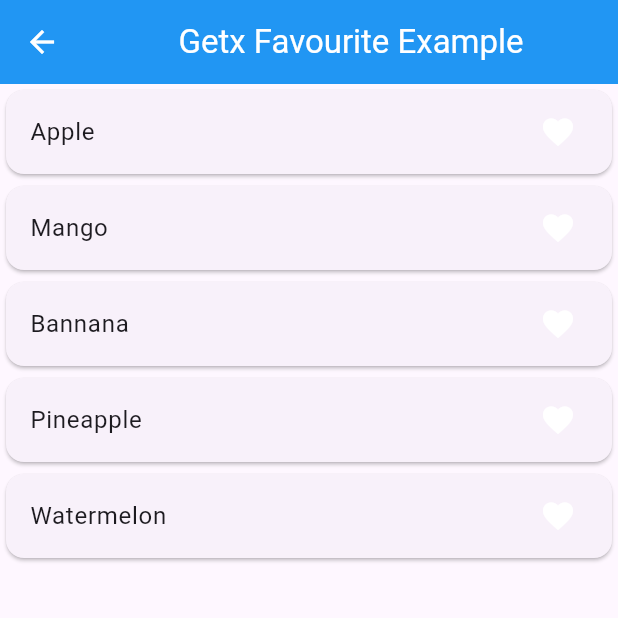
After one commit to Amankhan044/GetX, a Flutter app: the screen it shows after launch, after a tap on "GetX Favourite Example", on a phone screen of 412 x 824 dp, the top half of it. The commit adds this screen. Run offline on Flutter 3.47's test engine with Material 3 defaults, Android fonts, the phone set to English and light mode, and no system bars; our stand-ins replace get.

Commit message:
switch/slider/favourite/counter examples

```diff
--- /dev/null
+++ b/lib/controllers/favourite_controller.dart
@@ -0,0 +1,16 @@
+import 'package:get/get.dart';
+
+class FavouriteController extends GetxController {
+  RxList<String> fruitItems =
+      <String>['Apple', 'Mango', 'Bannana', 'Pineapple', 'Watermelon'].obs;
+
+  RxList<dynamic> favouriteList = <dynamic>[].obs;
+
+  void addFavouriteItem(String value) {
+    favouriteList.add(value);
+  }
+
+  void removeFavouriteItem(String value) {
+    favouriteList.remove(value);
+  }
+}
--- /dev/null
+++ b/lib/examples/favourite_example.dart
@@ -0,0 +1,53 @@
+import 'package:flutter/material.dart';
+import 'package:flutter_getx/controllers/favourite_controller.dart';
+import 'package:get/get.dart';
+
+class FavouriteExample extends StatelessWidget {
+  const FavouriteExample({super.key});
+
+  @override
+  Widget build(BuildContext context) {
+    final FavouriteController favouriteController =
+        Get.put(FavouriteController());
+
+    return SafeArea(
+        child: Scaffold(
+      appBar: AppBar(
+        backgroundColor: Colors.blue,
+        foregroundColor: Colors.white,
+        title: Center(child: Text('Getx Favourite Example')),
+      ),
+      body: ListView.builder(
+        itemCount: favouriteController.fruitItems.length,
+        itemBuilder: (context, index) {
+          return InkWell(
+            onTap: () {
+              if (favouriteController.favouriteList
+                  .contains(favouriteController.fruitItems[index].toString())) {
+                favouriteController.removeFavouriteItem(
+                    favouriteController.fruitItems[index].toString());
+              } else {
+                favouriteController.addFavouriteItem(
+                    favouriteController.fruitItems[index].toString());
+              }
+            },
+            child: Card(
+              child: ListTile(
+                title: Text(favouriteController.fruitItems[index].toString()),
+                trailing: Obx(
+                  () => Icon(
+                    Icons.favorite,
+                    color: favouriteController.favouriteList.contains(
+                            favouriteController.fruitItems[index].toString())
+                        ? Colors.red
+                        : Colors.white,
+                  ),
+                ),
+              ),
+            ),
+          );
+        },
+      ),
+    ));
+  }
+}
--- a/lib/views/home_view.dart
+++ b/lib/views/home_view.dart
@@ -1,4 +1,8 @@
 import 'package:flutter/material.dart';
+import 'package:flutter_getx/examples/counter_example.dart';
+import 'package:flutter_getx/examples/favourite_example.dart';
+import 'package:flutter_getx/examples/slider_example.dart';
+import 'package:flutter_getx/examples/switch_example.dart';
 import 'package:flutter_getx/views/screenone_view.dart';
 import 'package:get/get.dart';
 
@@ -99,6 +103,42 @@ class _HomeViewState extends State<HomeView> {
               },
             ),
           ),
+          Card(
+            child: ListTile(
+              title: Text("GetX Counter "),
+              subtitle: Text("Example"),
+              onTap: () {
+                Get.to(CounterExample());
+              },
+            ),
+          ),
+          Card(
+            child: ListTile(
+              title: Text("GetX Slider Example "),
+              subtitle: Text("Go to Slider View"),
+              onTap: () {
+                Get.to(SliderExample());
+              },
+            ),
+          ),
+          Card(
+            child: ListTile(
+              title: Text("GetX Switch Example "),
+              subtitle: Text("Go to Switch View"),
+              onTap: () {
+                Get.to(() => SwitchExample());
+              },
+            ),
+          ),
+          Card(
+            child: ListTile(
+              title: Text("GetX Favourite Example "),
+              subtitle: Text("Go to Favourite View"),
+              onTap: () {
+                Get.to(() => FavouriteExample());
+              },
+            ),
+          ),
           Expanded(
               child: TextButton(
                   onPressed: () {
--- a/lib/views/screen_two.dart
+++ b/lib/views/screen_two.dart
@@ -50,6 +50,6 @@ class _ScreenOneState extends State<ScreenTwo> {
         ],
       ),
     );
-    ;
+
   }
 }
--- a/lib/views/screenone_view.dart
+++ b/lib/views/screenone_view.dart
@@ -1,5 +1,4 @@
 import 'package:flutter/material.dart';
-import 'package:flutter_getx/views/screen_two.dart';
 import 'package:get/get.dart';
 
 class ScreenOne extends StatefulWidget {
```
Also changed, not shown: lib/controllers/counter_controller.dart (added, +12 -0 lines), lib/controllers/slider_controller.dart (added, +11 -0 lines), lib/controllers/switch_controller.dart (added, +12 -0 lines), lib/examples/counter_example.dart (added, +42 -0 lines), lib/examples/slider_example.dart (added, +40 -0 lines), lib/examples/switch_example.dart (added, +33 -0 lines).
